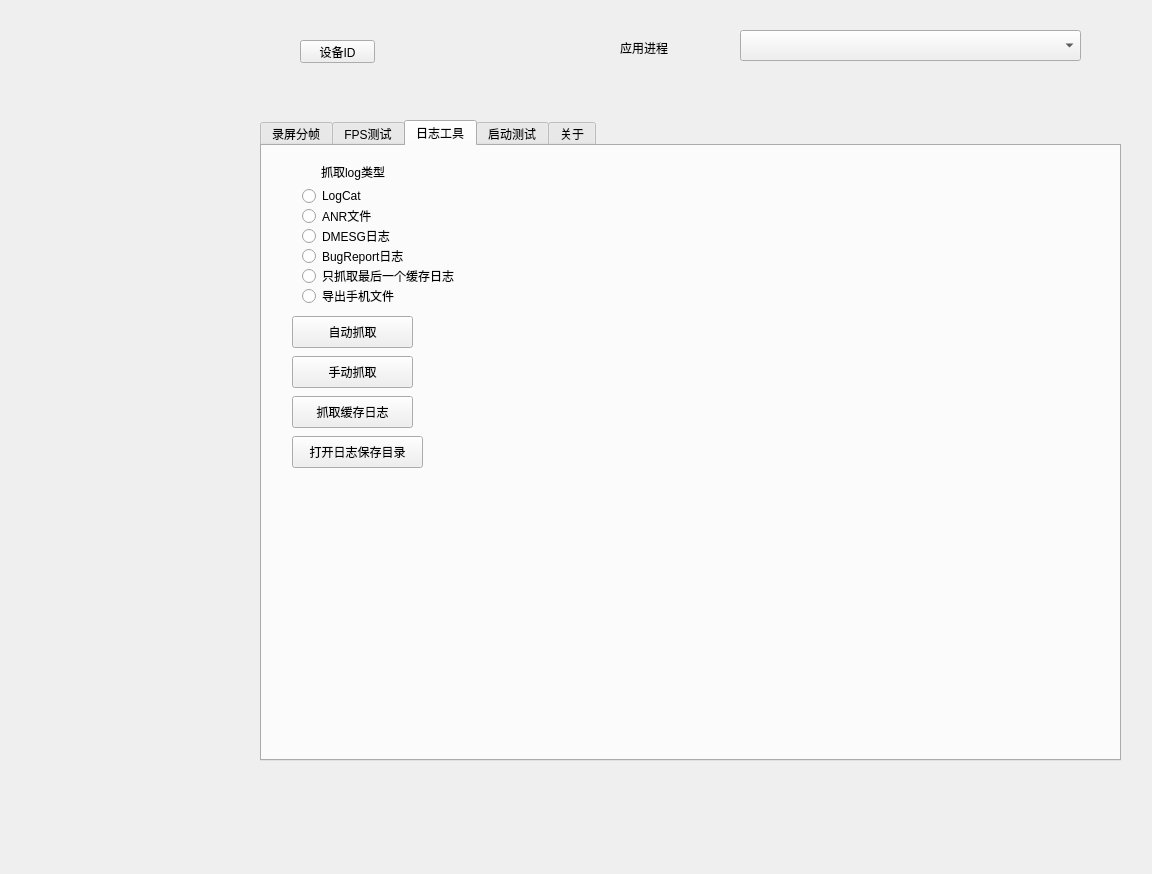
This is ui/android.ui in fsdmx2016/device_tool as Qt 5 draws it before an edit. The edited form follows.
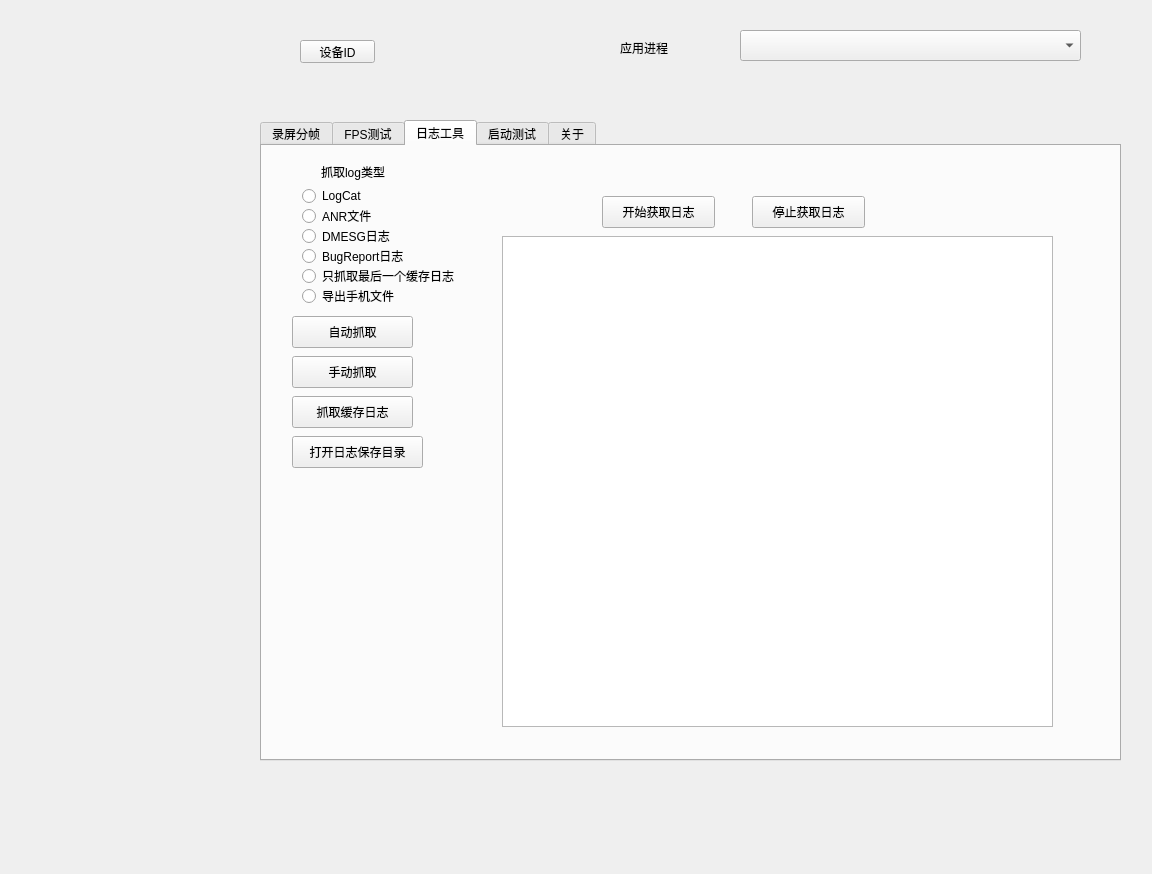
This is the edited form.

What changed in the file:
```diff
--- a/ui/android.ui
+++ b/ui/android.ui
@@ -327,6 +327,42 @@
       <string>打开日志保存目录</string>
      </property>
     </widget>
+    <widget class="QTextEdit" name="show_log">
+     <property name="geometry">
+      <rect>
+       <x>240</x>
+       <y>90</y>
+       <width>551</width>
+       <height>491</height>
+      </rect>
+     </property>
+    </widget>
+    <widget class="QPushButton" name="start_get_Log">
+     <property name="geometry">
+      <rect>
+       <x>340</x>
+       <y>50</y>
+       <width>113</width>
+       <height>32</height>
+      </rect>
+     </property>
+     <property name="text">
+      <string>开始获取日志</string>
+     </property>
+    </widget>
+    <widget class="QPushButton" name="stop_get_Log">
+     <property name="geometry">
+      <rect>
+       <x>490</x>
+       <y>50</y>
+       <width>113</width>
+       <height>32</height>
+      </rect>
+     </property>
+     <property name="text">
+      <string>停止获取日志</string>
+     </property>
+    </widget>
    </widget>
    <widget class="QWidget" name="tab_2">
     <attribute name="title">
```
